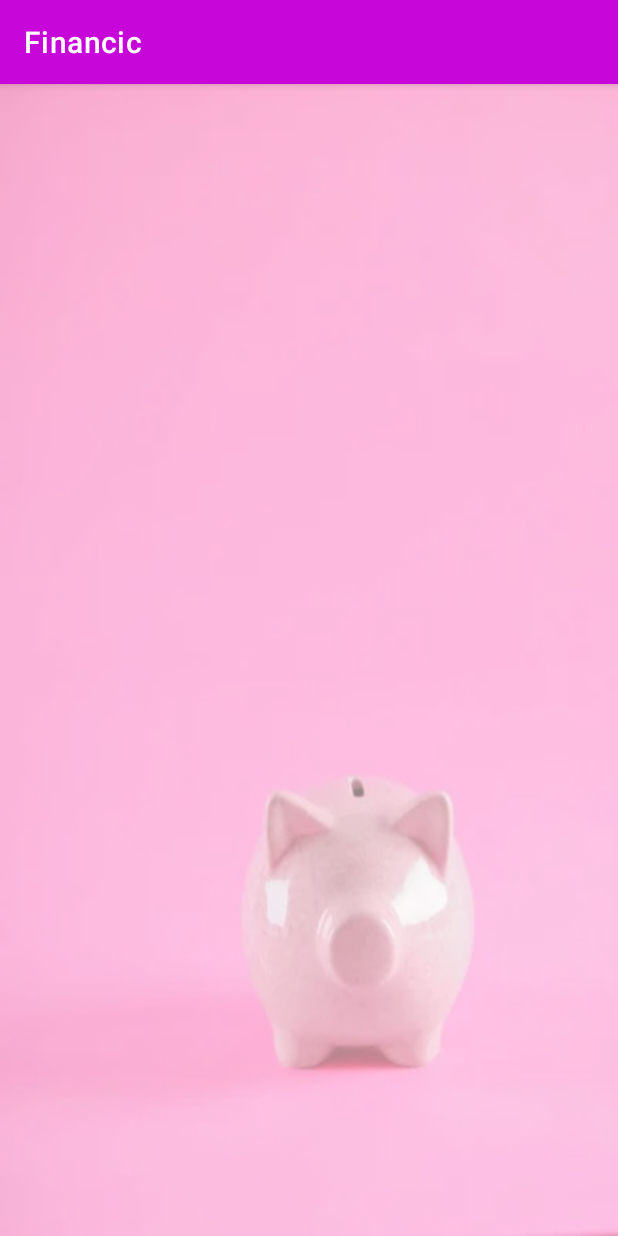
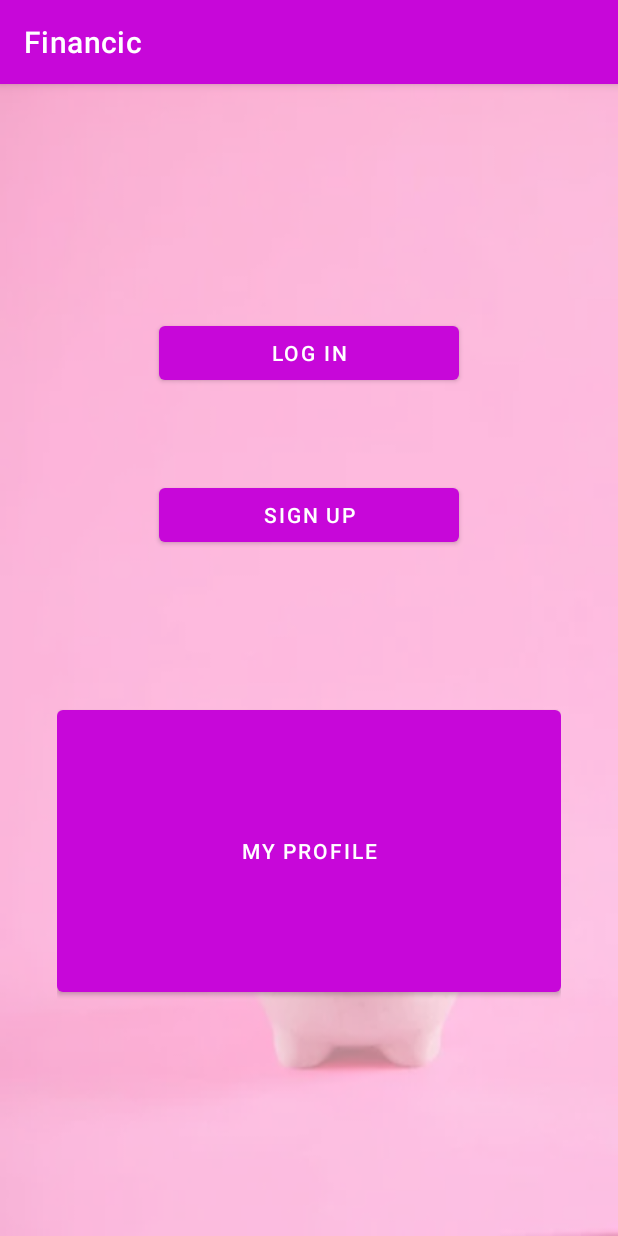
Before and after one commit to FcoJAA/Financic, an Android app: the screen it shows after launch (MainActivity), on a phone screen of 412 x 824 dp. Run offline under Robolectric (Android 15) with nearby library versions, the phone set to English and light mode, and no system bars.

Commit message:
feat: main menu-buttons

```diff
--- a/app/src/main/res/layout/activity_main.xml
+++ b/app/src/main/res/layout/activity_main.xml
@@ -14,5 +14,38 @@
         app:layout_constraintBottom_toBottomOf="parent"
         app:layout_constraintEnd_toEndOf="parent"
         app:layout_constraintStart_toStartOf="parent"
-        app:layout_constraintTop_toTopOf="parent"></LinearLayout>
+        app:layout_constraintTop_toTopOf="parent">
+
+        <Space
+            android:layout_width="match_parent"
+            android:layout_height="60sp" />
+
+        <Button
+            android:id="@+id/button"
+            android:layout_width="200sp"
+            android:layout_height="wrap_content"
+            android:layout_gravity="center"
+            android:text="Log In" />
+
+        <Space
+            android:layout_width="match_parent"
+            android:layout_height="60sp" />
+
+        <Button
+            android:id="@+id/button2"
+            android:layout_width="200sp"
+            android:layout_height="wrap_content"
+            android:layout_gravity="center"
+            android:text="Sign Up" />
+
+        <Space
+            android:layout_width="match_parent"
+            android:layout_height="100sp" />
+
+        <Button
+            android:id="@+id/button3"
+            android:layout_width="match_parent"
+            android:layout_height="200sp"
+            android:text="My Profile" />
+    </LinearLayout>
 </androidx.constraintlayout.widget.ConstraintLayout>
```
